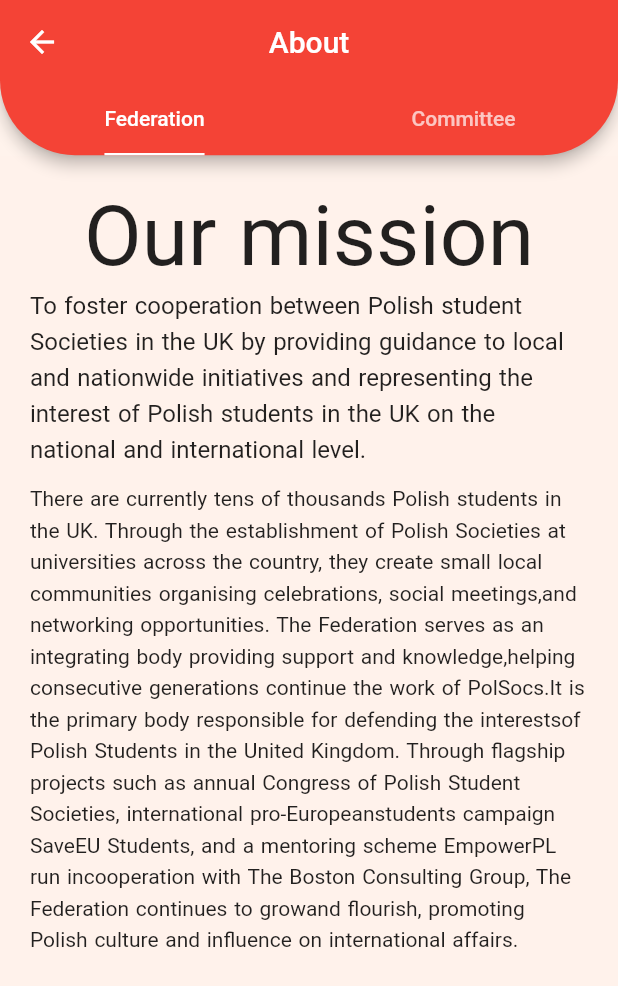
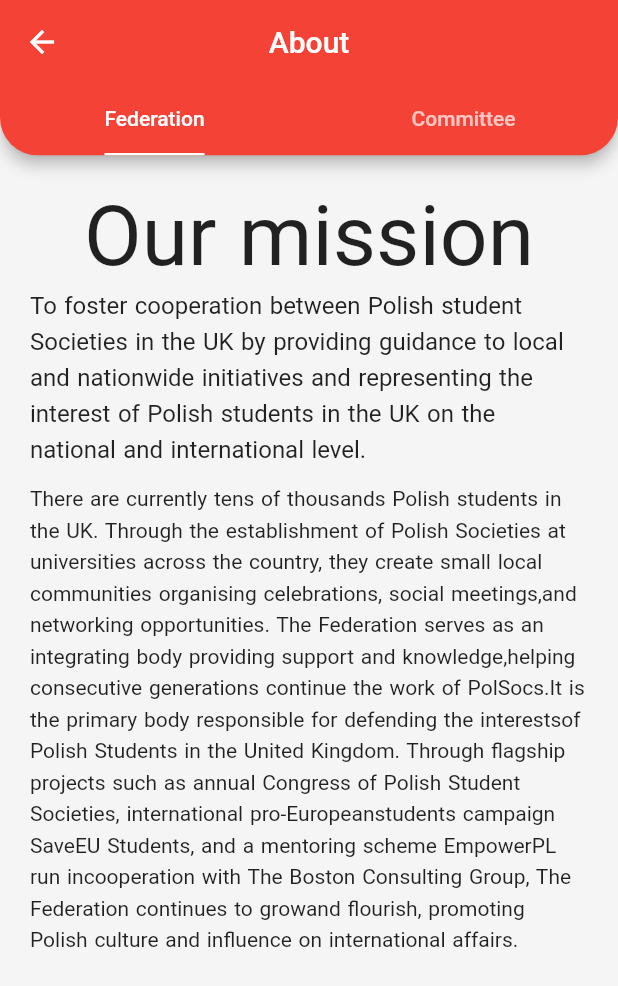
Before and after one commit to mjkonko/fede_app, a Flutter app: the screen it shows after launch, after a tap on "About", on a phone screen of 412 x 824 dp. Shown: the top 986 px of the screen. Run offline on Flutter 3.47's test engine with Material 2 defaults, Android fonts, the phone set to English and light mode, and no system bars; network calls fail.

Commit message:
Updated: Colour scheme, AppBar borders

```diff
--- a/federacja_app/lib/about.dart
+++ b/federacja_app/lib/about.dart
@@ -30,8 +30,8 @@ class _AboutPageState extends State<AboutPage> with TickerProviderStateMixin {
         centerTitle: true,
         shape: const RoundedRectangleBorder(
             borderRadius: BorderRadius.only(
-                bottomLeft: Radius.circular(50),
-                bottomRight: Radius.circular(50))),
+                bottomLeft: Radius.circular(25),
+                bottomRight: Radius.circular(25))),
         bottom: TabBar(
           controller: _tabController,
           indicatorWeight: 1.5,
--- a/federacja_app/lib/events.dart
+++ b/federacja_app/lib/events.dart
@@ -31,8 +31,8 @@ class _EventsPageState extends State<EventsPage> with TickerProviderStateMixin {
         centerTitle: true,
         shape: const RoundedRectangleBorder(
             borderRadius: BorderRadius.only(
-                bottomLeft: Radius.circular(50),
-                bottomRight: Radius.circular(50))),
+                bottomLeft: Radius.circular(25),
+                bottomRight: Radius.circular(25))),
         bottom: TabBar(
           controller: _tabController,
           indicatorWeight: 1.5,
--- a/federacja_app/lib/main.dart
+++ b/federacja_app/lib/main.dart
@@ -12,13 +12,12 @@ class FedeApp extends StatelessWidget {
   @override
   Widget build(BuildContext context) {
     return MaterialApp(
-      title: 'FederacjaApp',
-      theme: ThemeData(
-          scaffoldBackgroundColor: const Color.fromRGBO(255, 242, 235, 0.95),
-          colorScheme: ColorScheme.fromSwatch(primarySwatch: Colors.red)
-              .copyWith(secondary: Colors.blueGrey)),
-      home: const TiledHomePage(title: 'FederacjaApp'),
-    );
+        title: 'FederacjaApp',
+        theme: ThemeData(
+            scaffoldBackgroundColor: const Color.fromRGBO(245, 245, 245, 0.95),
+            colorScheme: ColorScheme.fromSwatch(primarySwatch: Colors.red)
+                .copyWith(secondary: const Color.fromRGBO(0, 0, 0, 0.85))),
+        home: const TiledHomePage(title: 'FederacjaApp'));
   }
 }
 
@@ -42,8 +41,8 @@ class _MyHomePageState extends State<TiledHomePage> {
               centerTitle: true,
               shape: const RoundedRectangleBorder(
                   borderRadius: BorderRadius.only(
-                      bottomLeft: Radius.circular(50),
-                      bottomRight: Radius.circular(50))),
+                      bottomLeft: Radius.circular(25),
+                      bottomRight: Radius.circular(25))),
               title: const Image(
                 image: AssetImage('lib/assets/img/logo.png'),
                 height: 85,
--- a/federacja_app/lib/news.dart
+++ b/federacja_app/lib/news.dart
@@ -31,8 +31,8 @@ class NewsState extends State<NewsPage> with TickerProviderStateMixin {
           centerTitle: true,
           shape: const RoundedRectangleBorder(
               borderRadius: BorderRadius.only(
-                  bottomLeft: Radius.circular(50),
-                  bottomRight: Radius.circular(50))),
+                  bottomLeft: Radius.circular(25),
+                  bottomRight: Radius.circular(25))),
         ),
         body: Scaffold(
             body: FutureBuilder<List<NewsItem>>(
```
